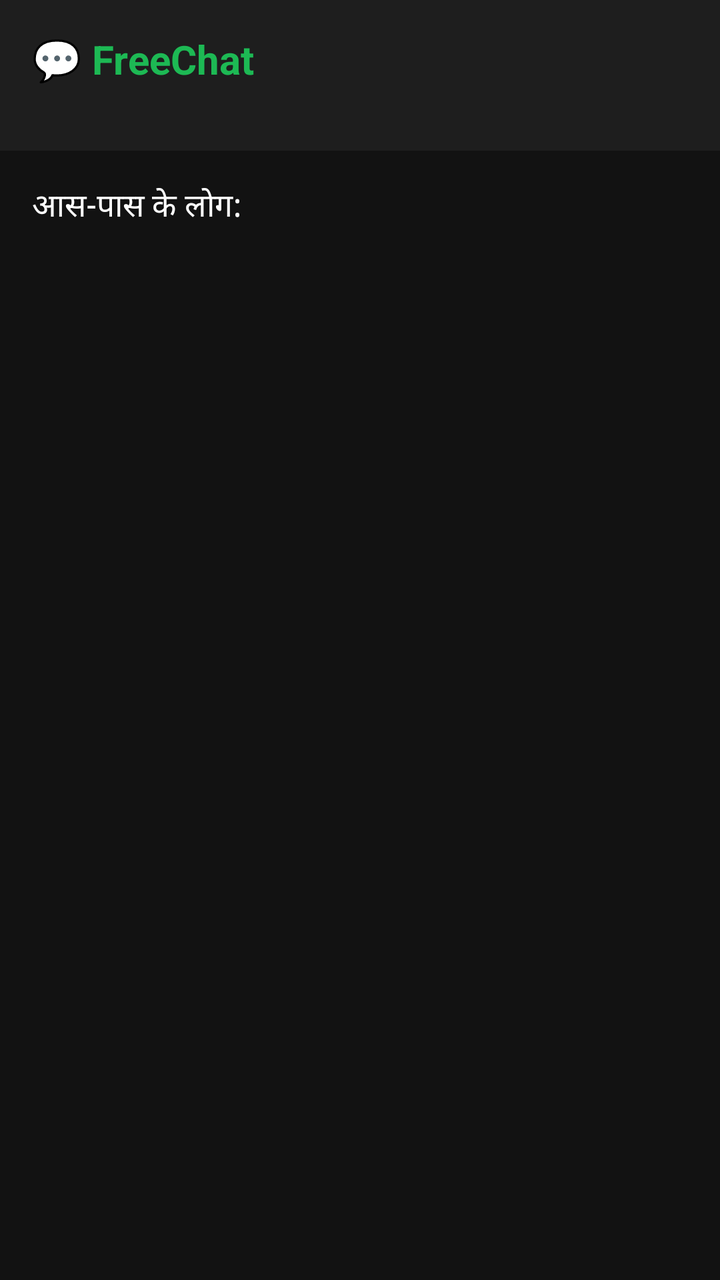
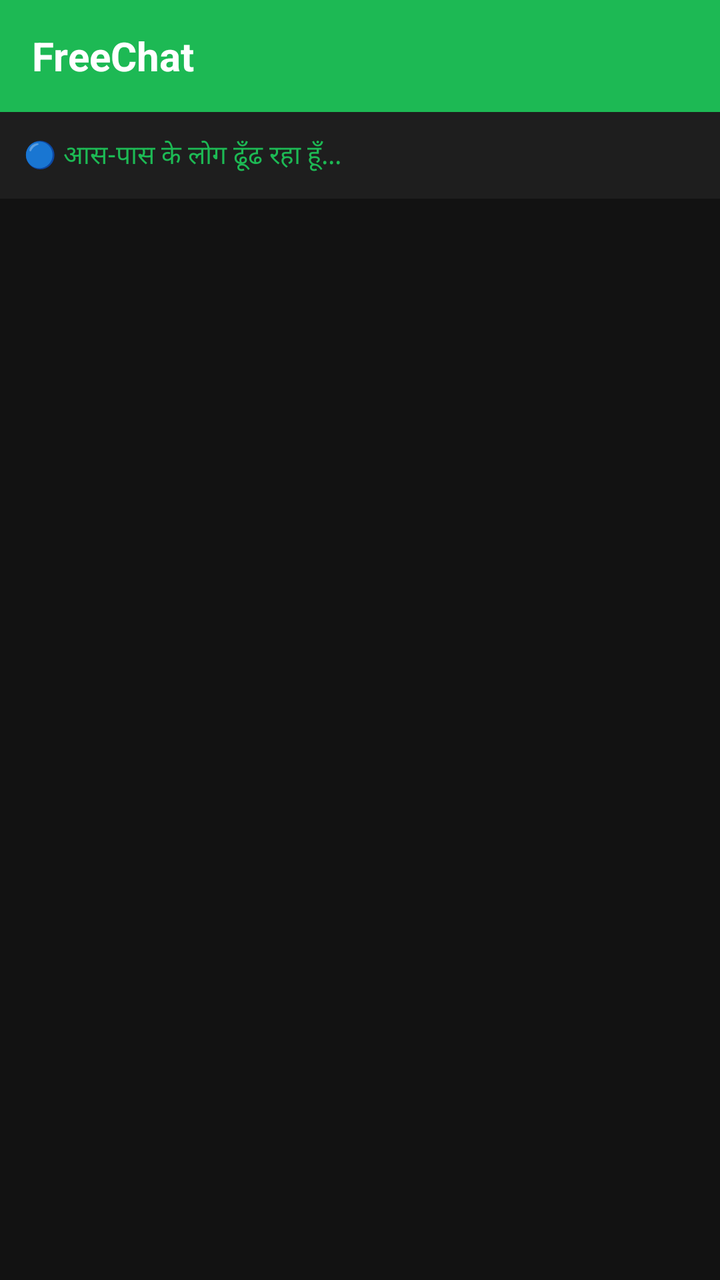

The first picture is an Android layout as it rendered before a commit; the second is the same layout after the commit. The layout source and the unified diff follow.
<!-- AndroidManifest.xml: application theme Theme.FreeChat -->
<!-- res/layout/activity_chat_list.xml -->
<?xml version="1.0" encoding="utf-8"?>
<LinearLayout xmlns:android="http://schemas.android.com/apk/res/android"
    android:layout_width="match_parent"
    android:layout_height="match_parent"
    android:background="@color/dark_bg"
    android:orientation="vertical">

    <LinearLayout
        android:layout_width="match_parent"
        android:layout_height="wrap_content"
        android:background="@color/dark_surface"
        android:orientation="vertical"
        android:padding="16dp">

        <TextView
            android:layout_width="wrap_content"
            android:layout_height="wrap_content"
            android:text="💬 FreeChat"
            android:textColor="@color/green"
            android:textSize="20sp"
            android:textStyle="bold"/>

        <TextView
            android:id="@+id/tvUser"
            android:layout_width="wrap_content"
            android:layout_height="wrap_content"
            android:textColor="@color/grey"
            android:textSize="12sp"/>

    </LinearLayout>

    <TextView
        android:layout_width="match_parent"
        android:layout_height="wrap_content"
        android:text="आस-पास के लोग:"
        android:textColor="@color/white"
        android:textSize="16sp"
        android:padding="16dp"/>

    <ListView
        android:id="@+id/lvDevices"
        android:layout_width="match_parent"
        android:layout_height="match_parent"
        android:divider="@color/dark_surface"
        android:dividerHeight="1dp"/>

</LinearLayout>
<!-- resources referenced by this layout -->
<resources>
  <color name="dark_bg">#121212</color>
  <color name="dark_surface">#1E1E1E</color>
  <color name="green">#1DB954</color>
  <color name="grey">#AAAAAA</color>
  <color name="white">#FFFFFF</color>
  <style name="Theme.FreeChat" parent="Theme.MaterialComponents.DayNight.NoActionBar">
          <item name="colorPrimary">#1DB954</item>
          <item name="colorPrimaryDark">#158a3e</item>
          <item name="colorAccent">#1DB954</item>
          <item name="android:windowBackground">#121212</item>
          <item name="android:textColorPrimary">#FFFFFF</item>
          <item name="android:textColorSecondary">#AAAAAA</item>
      </style>
</resources>

<!-- the commit's change to res/layout/activity_chat_list.xml (unified diff, before → after) -->
@@ -2,21 +2,23 @@
 <LinearLayout xmlns:android="http://schemas.android.com/apk/res/android"
     android:layout_width="match_parent"
     android:layout_height="match_parent"
-    android:background="@color/dark_bg"
+    android:background="#121212"
     android:orientation="vertical">
 
     <LinearLayout
         android:layout_width="match_parent"
-        android:layout_height="wrap_content"
-        android:background="@color/dark_surface"
-        android:orientation="vertical"
-        android:padding="16dp">
+        android:layout_height="56dp"
+        android:background="#1DB954"
+        android:gravity="center_vertical"
+        android:paddingStart="16dp"
+        android:paddingEnd="16dp">
 
         <TextView
-            android:layout_width="wrap_content"
+            android:layout_width="0dp"
             android:layout_height="wrap_content"
-            android:text="💬 FreeChat"
-            android:textColor="@color/green"
+            android:layout_weight="1"
+            android:text="FreeChat"
+            android:textColor="#FFFFFF"
             android:textSize="20sp"
             android:textStyle="bold"/>
 
@@ -24,7 +26,7 @@
             android:id="@+id/tvUser"
             android:layout_width="wrap_content"
             android:layout_height="wrap_content"
-            android:textColor="@color/grey"
+            android:textColor="#FFFFFF"
             android:textSize="12sp"/>
 
     </LinearLayout>
@@ -32,16 +34,18 @@
     <TextView
         android:layout_width="match_parent"
         android:layout_height="wrap_content"
-        android:text="आस-पास के लोग:"
-        android:textColor="@color/white"
-        android:textSize="16sp"
-        android:padding="16dp"/>
+        android:background="#1E1E1E"
+        android:padding="12dp"
+        android:text="🔵 आस-पास के लोग ढूँढ रहा हूँ..."
+        android:textColor="#1DB954"
+        android:textSize="13sp"/>
 
     <ListView
         android:id="@+id/lvDevices"
         android:layout_width="match_parent"
         android:layout_height="match_parent"
-        android:divider="@color/dark_surface"
+        android:background="#121212"
+        android:divider="#1E1E1E"
         android:dividerHeight="1dp"/>
 
 </LinearLayout>
<!-- resource entries referenced after the edit -->
@@ -1,10 +1,5 @@
 <!-- resources referenced by this layout -->
 <resources>
-  <color name="dark_bg">#121212</color>
-  <color name="dark_surface">#1E1E1E</color>
-  <color name="green">#1DB954</color>
-  <color name="grey">#AAAAAA</color>
-  <color name="white">#FFFFFF</color>
   <style name="Theme.FreeChat" parent="Theme.MaterialComponents.DayNight.NoActionBar">
           <item name="colorPrimary">#1DB954</item>
           <item name="colorPrimaryDark">#158a3e</item>
